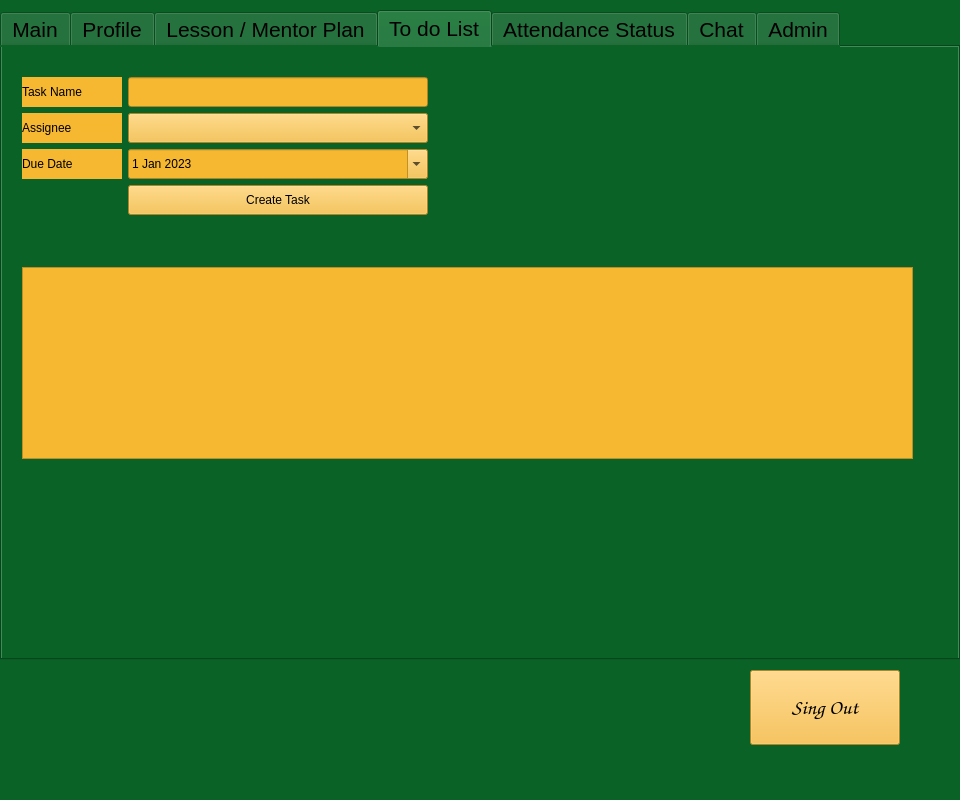
First picture: the form in Teacher_UI/teacher_v1.ui, repository Melike17/school_update, before the edit.
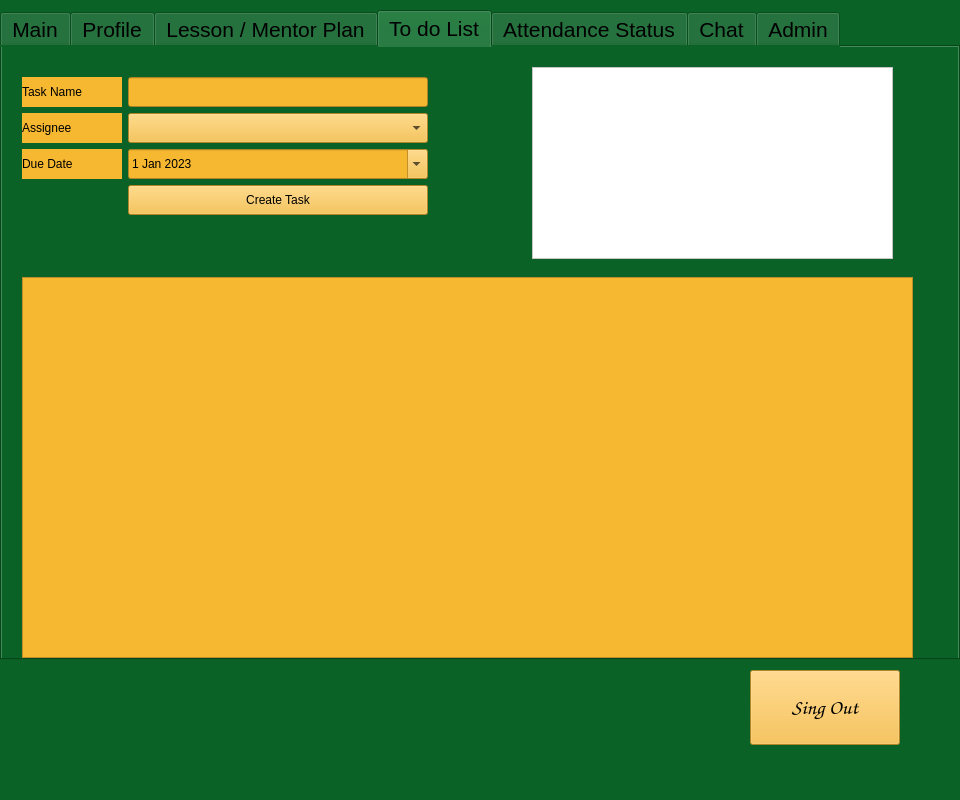
Second picture: the form after the edit. The open tabs and pages were chosen to show the change.

The edit to the form file:
```diff
--- a/Teacher_UI/teacher_v1.ui
+++ b/Teacher_UI/teacher_v1.ui
@@ -968,9 +968,9 @@
       <property name="geometry">
        <rect>
         <x>20</x>
-        <y>220</y>
+        <y>230</y>
         <width>891</width>
-        <height>192</height>
+        <height>381</height>
        </rect>
       </property>
       <property name="styleSheet">
@@ -983,8 +983,8 @@
        <rect>
         <x>20</x>
         <y>30</y>
-        <width>409</width>
-        <height>143</height>
+        <width>471</width>
+        <height>144</height>
        </rect>
       </property>
       <layout class="QFormLayout" name="create_task_form_layout">
@@ -1152,6 +1152,19 @@
        </item>
       </layout>
      </widget>
+     <widget class="QListWidget" name="task_user_list">
+      <property name="geometry">
+       <rect>
+        <x>530</x>
+        <y>20</y>
+        <width>361</width>
+        <height>192</height>
+       </rect>
+      </property>
+      <property name="styleSheet">
+       <string notr="true">background-color: rgb(255, 255, 255)</string>
+      </property>
+     </widget>
     </widget>
     <widget class="QWidget" name="teacher_attendance">
      <attribute name="title">
```
Left out of the diff: 4 changed lines with no effect on the pictures.
